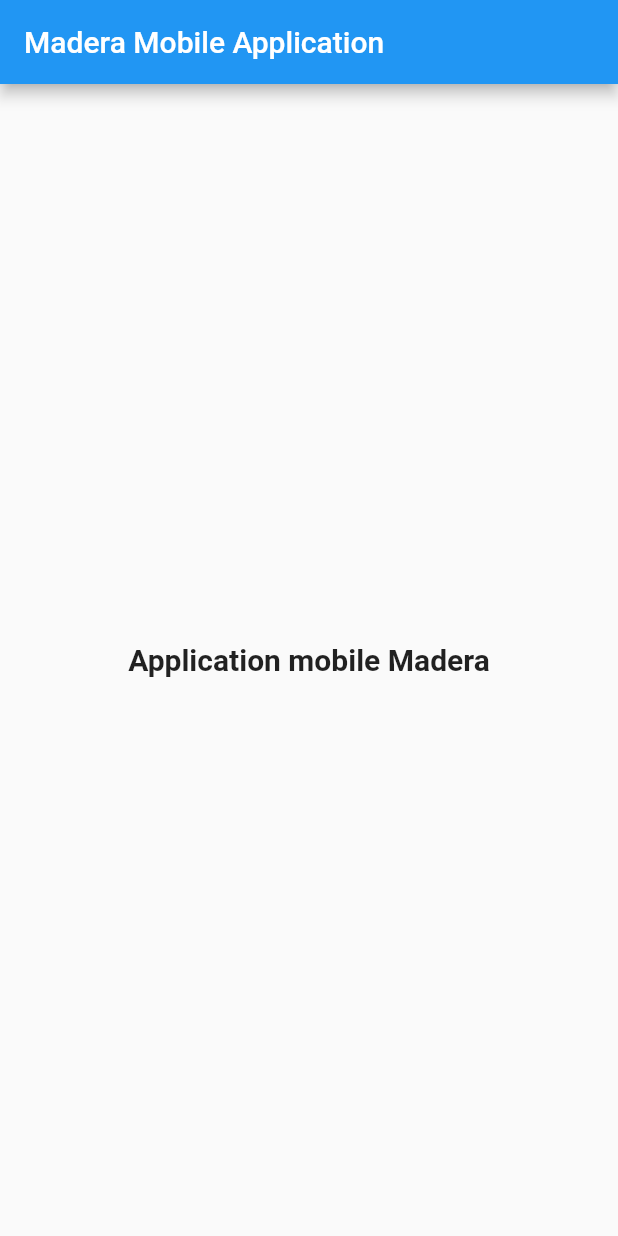
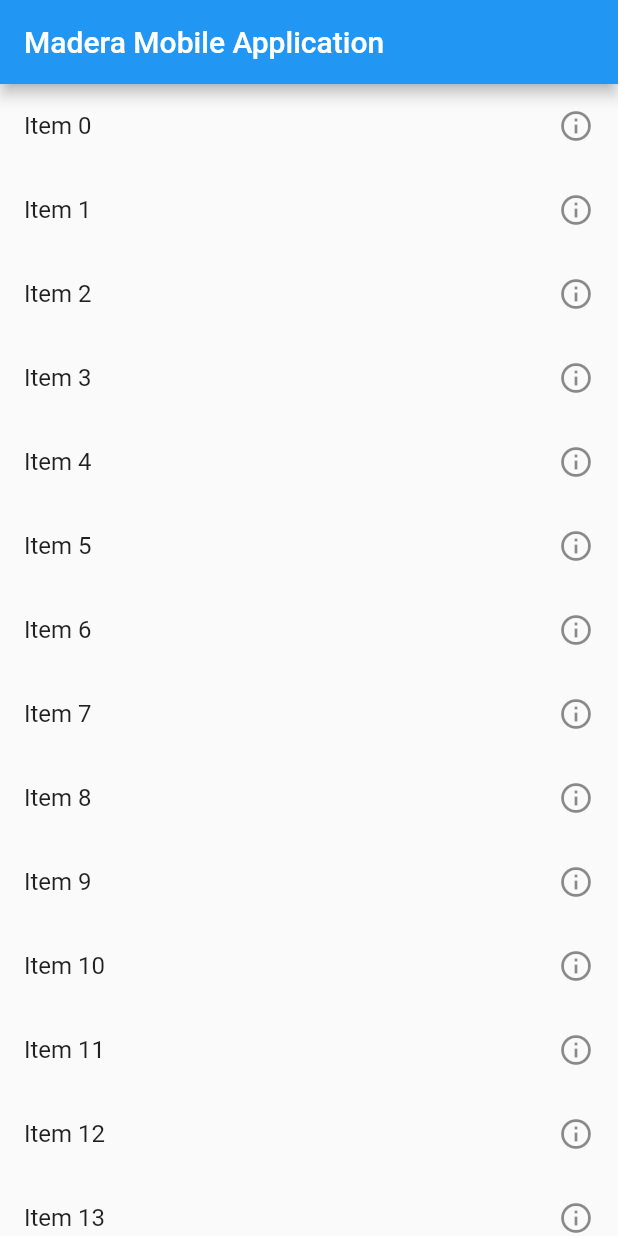
Before and after one commit to lelou27/MaderaApplicationMobile, a Flutter app: the screen it shows after launch, on a phone screen of 412 x 824 dp. Run offline on Flutter 3.47's test engine with Material 2 defaults, Android fonts, the phone set to English and light mode, and no system bars; network calls fail.

```diff
--- /dev/null
+++ b/lib/components/ListClient.dart
@@ -0,0 +1,36 @@
+import 'package:flutter/cupertino.dart';
+import 'package:flutter/material.dart';
+import 'package:madera_mobile/services/api.dart';
+
+class ListClient extends StatelessWidget {
+  List<String> items = List<String>.generate(10000, (i) => "Item $i");
+
+  Future<void> getClients() async {
+    API api = new API();
+    var response = await api.getRequest(route: '/client');
+  }
+
+  @override
+  Widget build(BuildContext context) {
+    getClients();
+
+    return Scaffold(
+      body: ListView.builder(
+        itemCount: items.length,
+        itemBuilder: (context, index) {
+          return ListTile(
+            title: Text(items[index]),
+            onTap: () {
+              SnackBar snackBar = SnackBar(
+                  content: Text("Tapped : ${index + 1}")
+              );
+              ScaffoldMessenger.of(context).showSnackBar(snackBar);
+            },
+            trailing: Icon(Icons.info_outline),
+          );
+        },
+      ),
+    );
+  }
+
+}
--- a/lib/main.dart
+++ b/lib/main.dart
@@ -1,4 +1,5 @@
 import 'package:flutter/material.dart';
+import 'package:madera_mobile/components/ListClient.dart';
 import 'package:madera_mobile/services/api.dart';
 
 void main() {
@@ -43,18 +44,8 @@ class _MyHomePageState extends State<MyHomePage> {
           title: Text(widget.title),
         ),
         body: Center(
-          child: Column(
-            mainAxisAlignment: MainAxisAlignment.center,
-            children: <Widget>[
-              Text(
-                'Application mobile Madera',
-                style: TextStyle(
-                  fontWeight: FontWeight.bold,
-                  fontSize: 20,
-                ),
-              ),
-            ],
-          ),
+          child:
+            ListClient()
         ),
       ),
     );
```
Also changed, not shown: pubspec.lock.
